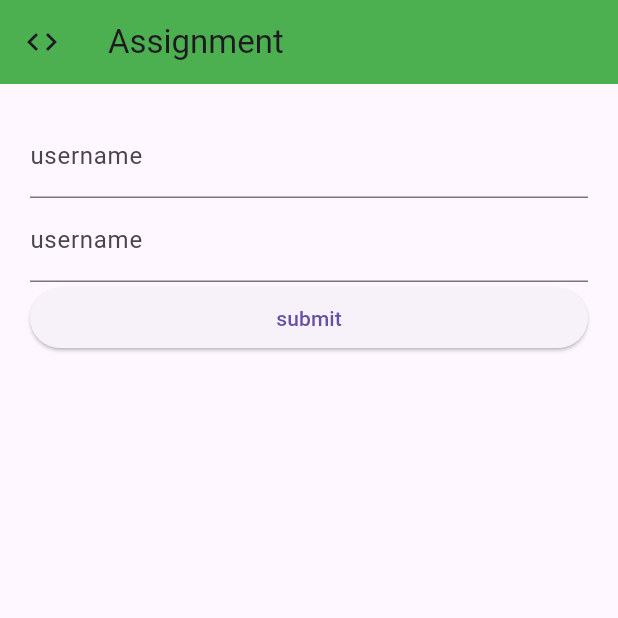
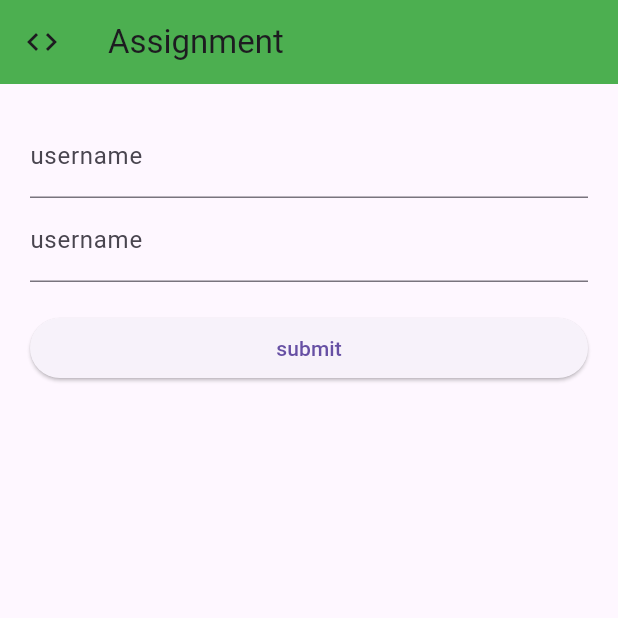
Before and after one commit to Kleinnnn1/assignmentMobprog, a Flutter app: the screen it shows after launch, after a tap on "submit", on a phone screen of 412 x 824 dp, the top half of it. Run offline on Flutter 3.47's test engine with Material 3 defaults, Android fonts, the phone set to English and light mode, and no system bars.

Commit message:
Update assignment

```diff
--- a/lib/main.dart
+++ b/lib/main.dart
@@ -7,19 +7,16 @@ void main() {
 class HomePage extends StatelessWidget {
   @override
   Widget build(BuildContext build) {
-    return MaterialApp(
-      home: FirstPage()
-    );
+    return MaterialApp(home: FirstPage());
   }
 }
 
 class FirstPage extends StatelessWidget {
+  final String email = '';
+  final String pass = '';
 
-  String email= '';
-  String pass = '';
-
-  TextEditingController emailController = TextEditingController();
-  TextEditingController passController = TextEditingController();
+  final TextEditingController emailController = TextEditingController();
+  final TextEditingController passController = TextEditingController();
 
   @override
   Widget build(BuildContext context) {
@@ -29,40 +26,28 @@ class FirstPage extends StatelessWidget {
           title: Text('Assignment'),
           backgroundColor: Colors.green,
         ),
-      body: ListView(
-        padding: EdgeInsets.all(20),
-        children: [
+        body: ListView(padding: EdgeInsets.all(20), children: [
           TextFormField(
-
               controller: emailController,
               keyboardType: TextInputType.emailAddress,
               decoration: const InputDecoration(
                 labelText: 'username',
-            )
-
-          ),
+              )),
           TextFormField(
               controller: passController,
               keyboardType: TextInputType.emailAddress,
               decoration: const InputDecoration(
                 labelText: 'username',
-            )
-
-          ),
-
-          ElevatedButton(onPressed: () {
+              )),
+          const SizedBox(height: 20),
+          ElevatedButton(
+              onPressed: () {
+                String email = emailController.text;
+                String pass = passController.text;
 
                 print('Email: $email, Password: $pass');
               },
               child: Text('submit')),
-
-
-        ]
-
-      )
-
-    );
+        ]));
   }
-
-
 }
```
Lines whose indentation alone changed are shown as unchanged.
